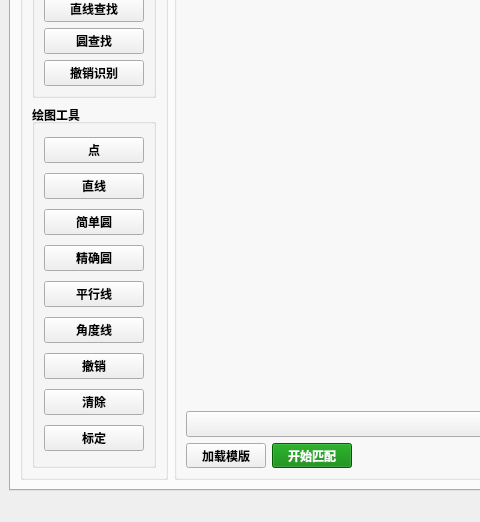
Before: the Qt Designer form src/MutiCamApp.ui in NicoleKJ9721/MutiCamApp, drawn with Qt 5; both pictures show x 0 to 480 and y 217 to 739 of the 1014 by 739 pixel window.
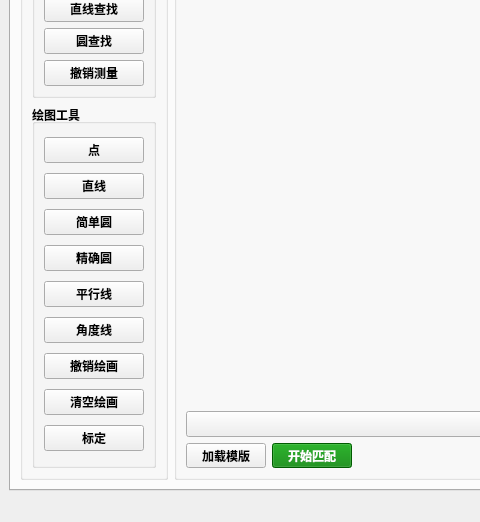
After: the same form once the commit is applied. The open tabs and pages were chosen to show the change.

Commit message:
fix(ui): 更新按钮文本以更准确描述功能
将"撤销识别"改为"撤销测量"，"撤销"改为"撤销绘画"，"清除"改为"清空绘画"，使按钮功能描述更清晰

```diff
--- a/src/MutiCamApp.ui
+++ b/src/MutiCamApp.ui
@@ -918,7 +918,7 @@
                  </font>
                 </property>
                 <property name="text">
-                 <string>撤销识别</string>
+                 <string>撤销测量</string>
                 </property>
                </widget>
               </item>
@@ -1027,7 +1027,7 @@
                  </font>
                 </property>
                 <property name="text">
-                 <string>撤销</string>
+                 <string>撤销绘画</string>
                 </property>
                </widget>
               </item>
@@ -1040,7 +1040,7 @@
                  </font>
                 </property>
                 <property name="text">
-                 <string>清除</string>
+                 <string>清空绘画</string>
                 </property>
                </widget>
               </item>
```
Left out of the diff: 12 changed lines with no effect on the pictures.
